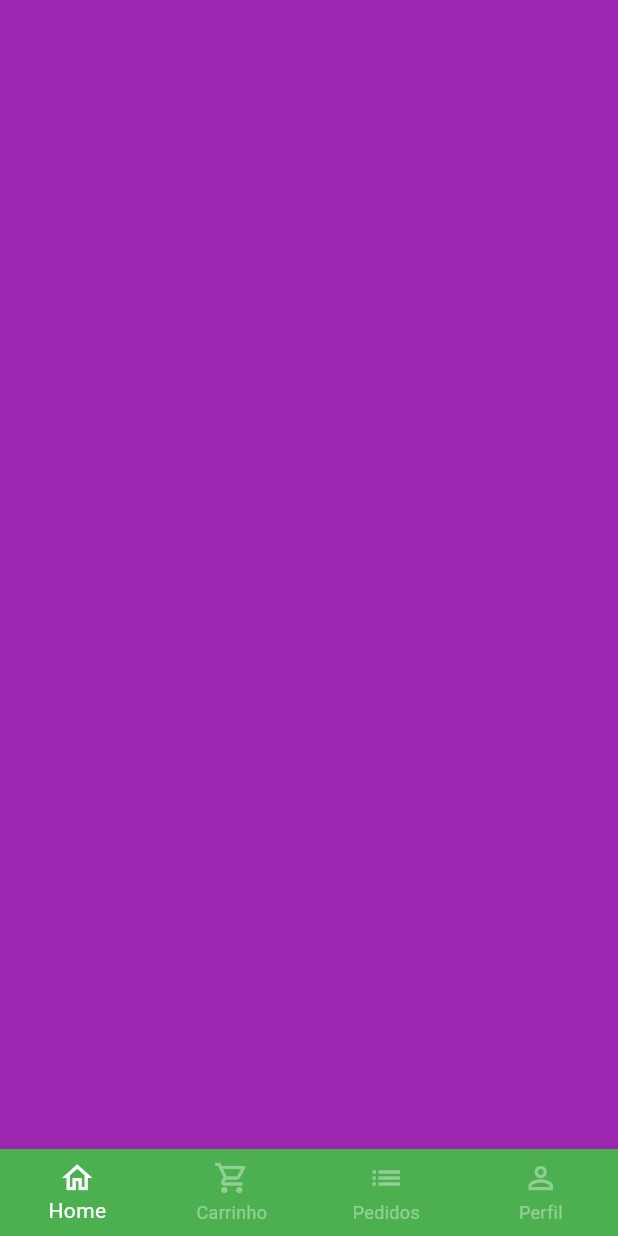
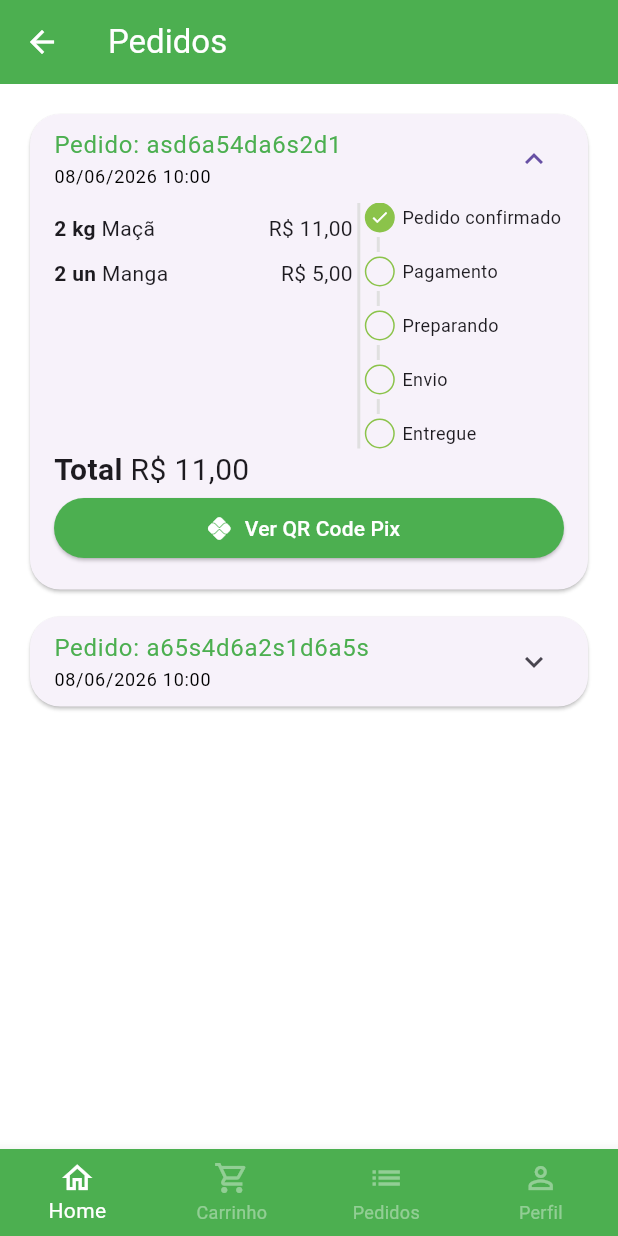
Before and after one commit to danielacsapps/greengrocer, a Flutter app: the BaseScreen screen opened directly, swiped to page 3, on a phone screen of 412 x 824 dp. Run offline on Flutter 3.47's test engine with Material 3 defaults, Android fonts, the phone set to English and light mode, and no system bars; our stand-ins replace animated_text_kit, badges, mask_text_input_formatter, qr_flutter.

Commit message:
Seção 9: Flutter UI: Tela de pedidos

```diff
--- a/lib/src/config/app_data.dart
+++ b/lib/src/config/app_data.dart
@@ -1,5 +1,6 @@
 import 'package:greengrocer/src/models/cart_item_model.dart';
 import 'package:greengrocer/src/models/item_model.dart';
+import 'package:greengrocer/src/models/order_model.dart';
 import 'package:greengrocer/src/models/user_model.dart';
 
 ItemModel apple = ItemModel(
@@ -79,3 +80,28 @@
   name: 'João Pedro',
   password: '',
 );
+
+List<OrderModel> orders = [
+  OrderModel(
+    copyAndPaste: 'q1w2e3r4t5y6',
+    createdDateTime: DateTime.parse('2026-06-08 10:00:10.458'),
+    overdueDateTime: DateTime.parse('2026-06-08 11:00:10.458'),
+    id: 'asd6a54da6s2d1',
+    status: 'pending_payment',
+    total: 11.0,
+    items: [
+      CartItemModel(item: apple, quantity: 2),
+      CartItemModel(item: mango, quantity: 2),
+    ],
+  ),
+
+  OrderModel(
+    copyAndPaste: 'q1w2e3r4t5y6',
+    createdDateTime: DateTime.parse('2026-06-08 10:00:10.458'),
+    overdueDateTime: DateTime.parse('2026-06-08 11:00:10.458'),
+    id: 'a65s4d6a2s1d6a5s',
+    status: 'delivered',
+    total: 11.5,
+    items: [CartItemModel(item: guava, quantity: 1)],
+  ),
+];
--- /dev/null
+++ b/lib/src/models/order_model.dart
@@ -0,0 +1,21 @@
+import 'package:greengrocer/src/models/cart_item_model.dart';
+
+class OrderModel {
+  String id;
+  DateTime createdDateTime;
+  DateTime overdueDateTime;
+  List<CartItemModel> items;
+  String status;
+  String copyAndPaste;
+  double total;
+
+  OrderModel({
+    required this.id,
+    required this.createdDateTime,
+    required this.overdueDateTime,
+    required this.items,
+    required this.status,
+    required this.copyAndPaste,
+    required this.total,
+  });
+}
--- a/lib/src/pages/base/base_screen.dart
+++ b/lib/src/pages/base/base_screen.dart
@@ -1,6 +1,7 @@
 import 'package:flutter/material.dart';
 import 'package:greengrocer/src/pages/cart/cart_tab.dart';
 import 'package:greengrocer/src/pages/home/home_tab.dart';
+import 'package:greengrocer/src/pages/orders/orders_tab.dart';
 import 'package:greengrocer/src/pages/profile/profile_tab.dart';
 
 class BaseScreen extends StatefulWidget {
@@ -20,12 +21,7 @@
       body: PageView(
         physics: const NeverScrollableScrollPhysics(),
         controller: pageController,
-        children: [
-          const HomeTab(),
-          CartTab(),
-          Container(color: Colors.purple),
-          ProfileTab(),
-        ],
+        children: const [HomeTab(), CartTab(), OrdersTab(), ProfileTab()],
       ),
 
       bottomNavigationBar: BottomNavigationBar(
--- a/lib/src/pages/cart/cart_tab.dart
+++ b/lib/src/pages/cart/cart_tab.dart
@@ -2,6 +2,7 @@
 import 'package:greengrocer/src/config/custom_colors.dart';
 import 'package:greengrocer/src/models/cart_item_model.dart';
 import 'package:greengrocer/src/pages/cart/components/cart_tile.dart';
+import 'package:greengrocer/src/pages/common_widgets/payment_dialog.dart';
 import 'package:greengrocer/src/services/utils_services.dart';
 import 'package:greengrocer/src/config/app_data.dart' as appData;
 
@@ -94,7 +95,15 @@
                     ),
                     onPressed: () async {
                       bool? result = await showOrderConfirmation();
-                      print(result);
+
+                      if (result ?? false) {
+                        showDialog(
+                          context: context,
+                          builder: (_) {
+                            return PaymentDialog(order: appData.orders.first);
+                          },
+                        );
+                      }
                     },
                     child: Text(
                       'Concluir pedido',
--- /dev/null
+++ b/lib/src/pages/common_widgets/payment_dialog.dart
@@ -0,0 +1,89 @@
+import 'package:flutter/material.dart';
+import 'package:greengrocer/src/models/order_model.dart';
+import 'package:greengrocer/src/services/utils_services.dart';
+import 'package:qr_flutter/qr_flutter.dart';
+
+class PaymentDialog extends StatelessWidget {
+  final OrderModel order;
+
+  PaymentDialog({super.key, required this.order});
+
+  final UtilsServices utilsServices = UtilsServices();
+
+  @override
+  Widget build(BuildContext context) {
+    return Dialog(
+      shape: RoundedRectangleBorder(
+        borderRadius: BorderRadiusGeometry.circular(20),
+      ),
+      child: Stack(
+        alignment: AlignmentGeometry.center,
+        children: [
+          // Conteúdo
+          Padding(
+            padding: const EdgeInsets.all(8.0),
+            child: Column(
+              mainAxisSize: MainAxisSize.min,
+              children: [
+                // Titulo
+                const Padding(
+                  padding: EdgeInsets.symmetric(vertical: 10),
+                  child: Text(
+                    'Pagamento com Pix',
+                    style: TextStyle(fontWeight: FontWeight.bold, fontSize: 18),
+                  ),
+                ),
+
+                // QRCode
+                QrImageView(
+                  data: '1234567890',
+                  version: QrVersions.auto,
+                  size: 200.0,
+                ),
+
+                // Vencimento
+                Text(
+                  'Vencimento: ${utilsServices.formatDateTime(order.overdueDateTime)}',
+                  style: TextStyle(fontSize: 12),
+                ),
+
+                // Total
+                Text(
+                  'Total: ${utilsServices.priceToCurrency(order.total)}',
+                  style: TextStyle(fontSize: 16, fontWeight: FontWeight.bold),
+                ),
+
+                // Botão copia e cola
+                OutlinedButton.icon(
+                  style: OutlinedButton.styleFrom(
+                    shape: RoundedRectangleBorder(
+                      borderRadius: BorderRadiusGeometry.circular(20),
+                    ),
+                    side: BorderSide(width: 2, color: Colors.green),
+                  ),
+                  icon: Icon(Icons.copy, size: 15),
+                  onPressed: () {},
+                  label: Text(
+                    'Copiar código Pix',
+                    style: TextStyle(fontSize: 13),
+                  ),
+                ),
+              ],
+            ),
+          ),
+
+          Positioned(
+            top: 0,
+            right: 0,
+            child: IconButton(
+              onPressed: () {
+                Navigator.of(context).pop();
+              },
+              icon: Icon(Icons.close),
+            ),
+          ),
+        ],
+      ),
+    );
+  }
+}
--- /dev/null
+++ b/lib/src/pages/orders/components/order_status_widget.dart
@@ -0,0 +1,108 @@
+import 'package:flutter/material.dart';
+import 'package:greengrocer/src/config/custom_colors.dart';
+
+class OrderStatusWidget extends StatelessWidget {
+  final String status;
+  final bool isOverdue;
+
+  final Map<String, int> allStatus = <String, int>{
+    'pending_payment': 0,
+    'refunded': 1,
+    'paid': 2,
+    'preparing_purchase': 3,
+    'shipping': 4,
+    'delivered': 5,
+  };
+
+  int get currentStatus => allStatus[status]!;
+
+  OrderStatusWidget({super.key, required this.isOverdue, required this.status});
+
+  @override
+  Widget build(BuildContext context) {
+    return Column(
+      crossAxisAlignment: CrossAxisAlignment.start,
+      children: [
+        const _StatusDot(isActive: true, title: 'Pedido confirmado'),
+        const _CustomDivider(),
+
+        if (currentStatus == 1) ...[
+          const _StatusDot(
+            isActive: true,
+            title: 'Pix estornado',
+            backgroundColor: Colors.orange,
+          ),
+        ] else if (isOverdue) ...[
+          const _StatusDot(
+            isActive: true,
+            title: 'Pagamento Pix vencido',
+            backgroundColor: Colors.red,
+          ),
+        ] else ...[
+          _StatusDot(isActive: currentStatus >= 2, title: 'Pagamento'),
+          const _CustomDivider(),
+          _StatusDot(isActive: currentStatus >= 3, title: 'Preparando'),
+          const _CustomDivider(),
+          _StatusDot(isActive: currentStatus >= 4, title: 'Envio'),
+          const _CustomDivider(),
+          _StatusDot(isActive: currentStatus == 5, title: 'Entregue'),
+        ],
+      ],
+    );
+  }
+}
+
+class _CustomDivider extends StatelessWidget {
+  const _CustomDivider();
+
+  @override
+  Widget build(BuildContext context) {
+    return Container(
+      margin: EdgeInsets.symmetric(horizontal: 8, vertical: 3),
+      height: 10,
+      width: 2,
+      color: Colors.grey.shade300,
+    );
+  }
+}
+
+class _StatusDot extends StatelessWidget {
+  final bool isActive;
+  final String title;
+  final Color? backgroundColor;
+
+  const _StatusDot({
+    required this.isActive,
+    required this.title,
+    this.backgroundColor,
+  });
+
+  @override
+  Widget build(BuildContext context) {
+    return Row(
+      children: [
+        // Dot
+        Container(
+          alignment: Alignment.center,
+          height: 20,
+          width: 20,
+          decoration: BoxDecoration(
+            shape: BoxShape.circle,
+            border: Border.all(color: CustomColors.customSwatchColor),
+            color: isActive
+                ? backgroundColor ?? CustomColors.customSwatchColor
+                : Colors.transparent,
+          ),
+          child: isActive
+              ? const Icon(Icons.check, size: 13, color: Colors.white)
+              : const SizedBox.shrink(),
+        ),
+
+        const SizedBox(width: 5),
+
+        // Texto
+        Expanded(child: Text(title, style: TextStyle(fontSize: 12))),
+      ],
+    );
+  }
+}
--- /dev/null
+++ b/lib/src/pages/orders/components/order_tile.dart
@@ -0,0 +1,147 @@
+import 'package:flutter/material.dart';
+import 'package:greengrocer/src/models/cart_item_model.dart';
+import 'package:greengrocer/src/models/order_model.dart';
+import 'package:greengrocer/src/pages/common_widgets/payment_dialog.dart';
+import 'package:greengrocer/src/pages/orders/components/order_status_widget.dart';
+import 'package:greengrocer/src/services/utils_services.dart';
+
+class OrderTile extends StatelessWidget {
+  final OrderModel order;
+
+  OrderTile({super.key, required this.order});
+
+  final UtilsServices utilsServices = UtilsServices();
+
+  @override
+  Widget build(BuildContext context) {
+    return Card(
+      shape: RoundedRectangleBorder(
+        borderRadius: BorderRadiusGeometry.circular(20),
+      ),
+      child: Theme(
+        data: Theme.of(context).copyWith(dividerColor: Colors.transparent),
+        child: ExpansionTile(
+          initiallyExpanded: order.status == 'pending_payment',
+          title: Column(
+            mainAxisSize: MainAxisSize.min,
+            crossAxisAlignment: CrossAxisAlignment.start,
+            children: [
+              Text(
+                'Pedido: ${order.id}',
+                style: TextStyle(color: Colors.green),
+              ),
+              Text(
+                utilsServices.formatDateTime(order.createdDateTime),
+                style: const TextStyle(fontSize: 12, color: Colors.black),
+              ),
+            ],
+          ),
+          childrenPadding: const EdgeInsets.fromLTRB(16, 0, 16, 16),
+          expandedCrossAxisAlignment: CrossAxisAlignment.stretch,
+          children: [
+            IntrinsicHeight(
+              child: Row(
+                children: [
+                  // Lista de produtos
+                  Expanded(
+                    flex: 3,
+                    child: SizedBox(
+                      height: 150,
+                      child: ListView(
+                        children: order.items.map((orderItem) {
+                          return _OrderItemWidget(
+                            utilsServices: utilsServices,
+                            orderItem: orderItem,
+                          );
+                        }).toList(),
+                      ),
+                    ),
+                  ),
+
+                  // Divisão
+                  VerticalDivider(
+                    color: Colors.grey.shade300,
+                    thickness: 2,
+                    width: 8,
+                  ),
+
+                  // Status
+                  Expanded(
+                    flex: 2,
+                    child: OrderStatusWidget(
+                      status: order.status,
+                      isOverdue: order.overdueDateTime.isBefore(DateTime.now()),
+                    ),
+                  ),
+                ],
+              ),
+            ),
+
+            // Total
+            Text.rich(
+              TextSpan(
+                style: TextStyle(fontSize: 20),
+                children: [
+                  TextSpan(
+                    text: 'Total ',
+                    style: TextStyle(fontWeight: FontWeight.bold),
+                  ),
+                  TextSpan(text: utilsServices.priceToCurrency(order.total)),
+                ],
+              ),
+            ),
+
+            // Botão pagamento
+            Visibility(
+              visible: order.status == 'pending_payment',
+              child: ElevatedButton.icon(
+                style: ElevatedButton.styleFrom(
+                  shape: RoundedRectangleBorder(
+                    borderRadius: BorderRadiusGeometry.circular(20),
+                  ),
+                ),
+                onPressed: () {
+                  showDialog(
+                    context: context,
+                    builder: (_) {
+                      return PaymentDialog(order: order);
+                    },
+                  );
+                },
+                icon: Icon(Icons.pix),
+                label: const Text('Ver QR Code Pix'),
+              ),
+            ),
+          ],
+        ),
+      ),
+    );
+  }
+}
+
+class _OrderItemWidget extends StatelessWidget {
+  const _OrderItemWidget({
+    required this.utilsServices,
+    required this.orderItem,
+  });
+
+  final UtilsServices utilsServices;
+  final CartItemModel orderItem;
+
+  @override
+  Widget build(BuildContext context) {
+    return Padding(
+      padding: const EdgeInsets.only(bottom: 10),
+      child: Row(
+        children: [
+          Text(
+            '${orderItem.quantity} ${orderItem.item.unit} ',
+            style: const TextStyle(fontWeight: FontWeight.bold),
+          ),
+          Expanded(child: Text(orderItem.item.itemName)),
+          Text(utilsServices.priceToCurrency(orderItem.totalPrice())),
+        ],
+      ),
+    );
+  }
+}
--- /dev/null
+++ b/lib/src/pages/orders/orders_tab.dart
@@ -0,0 +1,21 @@
+import 'package:flutter/material.dart';
+import 'package:greengrocer/src/config/app_data.dart' as appData;
+import 'package:greengrocer/src/pages/orders/components/order_tile.dart';
+
+class OrdersTab extends StatelessWidget {
+  const OrdersTab({super.key});
+
+  @override
+  Widget build(BuildContext context) {
+    return Scaffold(
+      appBar: AppBar(title: const Text('Pedidos')),
+      body: ListView.separated(
+        padding: const EdgeInsets.all(16),
+        physics: const BouncingScrollPhysics(),
+        separatorBuilder: (_, index) => SizedBox(height: 10),
+        itemBuilder: (_, index) => OrderTile(order: appData.orders[index]),
+        itemCount: appData.orders.length,
+      ),
+    );
+  }
+}
--- a/lib/src/services/utils_services.dart
+++ b/lib/src/services/utils_services.dart
@@ -1,8 +1,15 @@
 import 'package:intl/intl.dart';
+import 'package:intl/date_symbol_data_local.dart';
 
 class UtilsServices {
   String priceToCurrency(double price) {
     NumberFormat numberFormat = NumberFormat.simpleCurrency(locale: 'pt_BR');
     return numberFormat.format(price);
   }
+
+  String formatDateTime(DateTime dateTime) {
+    initializeDateFormatting();
+    DateFormat dateFormat = DateFormat.yMd('pt_BR').add_Hm();
+    return dateFormat.format(dateTime);
+  }
 }
--- a/pubspec.yaml
+++ b/pubspec.yaml
@@ -38,6 +38,7 @@
   mask_text_input_formatter: ^2.9.0
   badges: ^3.1.2
   intl: ^0.20.2
+  qr_flutter: ^4.1.0
 
 dev_dependencies:
   flutter_test:
```
Also changed, not shown: pubspec.lock.
